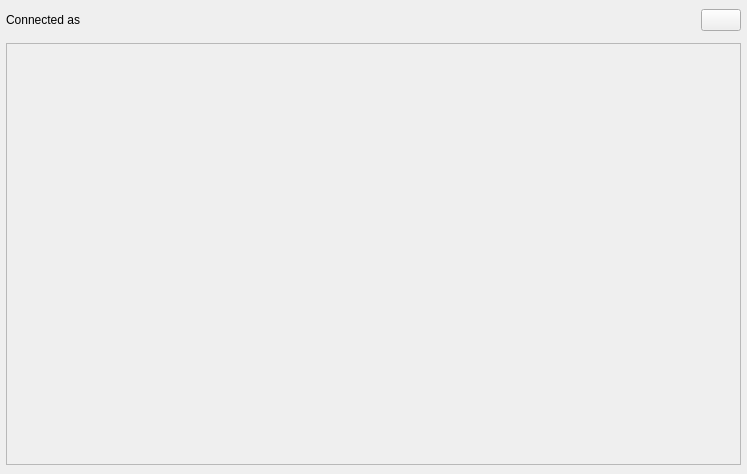
This is src/Common/gui/NinjamRoomWindow.ui in elieserdejesus/JamTaba as Qt 5 draws it before an edit. The edited form follows.
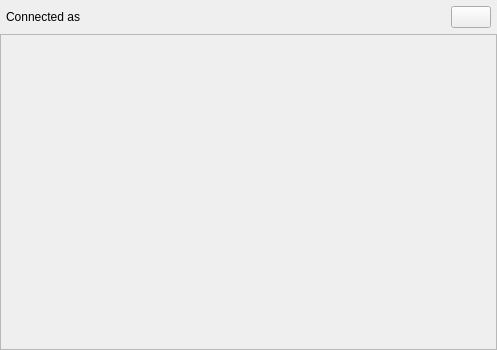
This is the edited form.

Commit message: Improving ninjam window and tracks layout

```diff
--- a/src/Common/gui/NinjamRoomWindow.ui
+++ b/src/Common/gui/NinjamRoomWindow.ui
@@ -6,8 +6,8 @@
    <rect>
     <x>0</x>
     <y>0</y>
-    <width>747</width>
-    <height>474</height>
+    <width>497</width>
+    <height>350</height>
    </rect>
   </property>
   <property name="sizePolicy">
@@ -24,19 +24,19 @@
   </property>
   <layout class="QVBoxLayout" name="verticalLayout">
    <property name="spacing">
-    <number>6</number>
+    <number>0</number>
    </property>
    <property name="leftMargin">
     <number>0</number>
    </property>
    <property name="topMargin">
-    <number>9</number>
+    <number>0</number>
    </property>
    <property name="rightMargin">
     <number>0</number>
    </property>
    <property name="bottomMargin">
-    <number>9</number>
+    <number>0</number>
    </property>
    <item>
     <layout class="QHBoxLayout" name="topLayout">
@@ -46,9 +46,15 @@
      <property name="leftMargin">
       <number>6</number>
      </property>
+     <property name="topMargin">
+      <number>6</number>
+     </property>
      <property name="rightMargin">
       <number>6</number>
      </property>
+     <property name="bottomMargin">
+      <number>6</number>
+     </property>
      <item>
       <widget class="QLabel" name="labelUserName">
        <property name="sizePolicy">
@@ -78,30 +84,6 @@
     </layout>
    </item>
    <item>
-    <widget class="QWidget" name="content" native="true">
-     <property name="sizePolicy">
-      <sizepolicy hsizetype="Preferred" vsizetype="Preferred">
-       <horstretch>0</horstretch>
-       <verstretch>1</verstretch>
-      </sizepolicy>
-     </property>
-     <layout class="QVBoxLayout" name="contentLayout">
-      <property name="spacing">
-       <number>24</number>
-      </property>
-      <property name="leftMargin">
-       <number>6</number>
-      </property>
-      <property name="topMargin">
-       <number>6</number>
-      </property>
-      <property name="rightMargin">
-       <number>6</number>
-      </property>
-      <property name="bottomMargin">
-       <number>0</number>
-      </property>
-      <item>
        <widget class="QScrollArea" name="scrollArea">
         <property name="sizePolicy">
          <sizepolicy hsizetype="Expanding" vsizetype="Expanding">
@@ -123,28 +105,25 @@
           <rect>
            <x>0</x>
            <y>0</y>
-           <width>733</width>
-           <height>417</height>
+        <width>495</width>
+        <height>313</height>
           </rect>
          </property>
          <layout class="QHBoxLayout" name="horizontalLayout">
           <property name="leftMargin">
-           <number>0</number>
+        <number>6</number>
           </property>
           <property name="topMargin">
            <number>0</number>
           </property>
           <property name="rightMargin">
-           <number>0</number>
+        <number>6</number>
           </property>
           <property name="bottomMargin">
-           <number>0</number>
+        <number>6</number>
           </property>
          </layout>
         </widget>
-       </widget>
-      </item>
-     </layout>
     </widget>
    </item>
   </layout>
```
Lines whose indentation alone changed are shown as unchanged. The commit also changes 4 other files.
